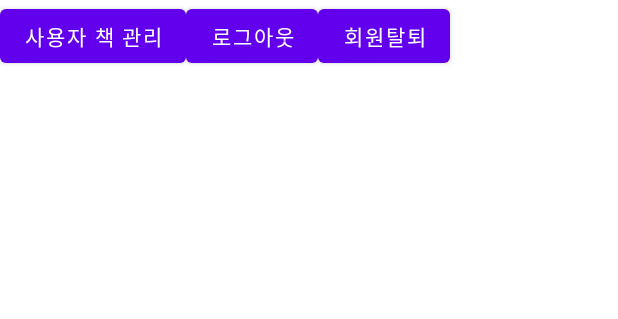
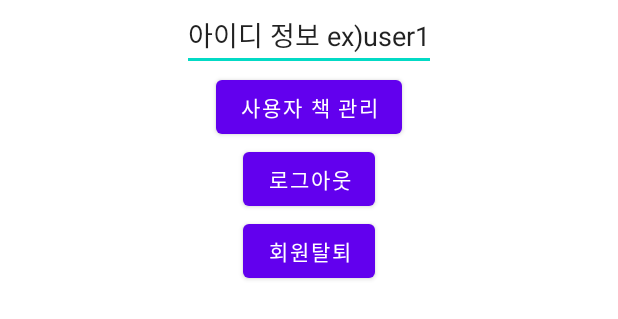
Before and after one commit to junseak1105/Cloud_Teamwork, an Android app: the layout activity_setting.xml on its own in the app's theme, with its tools: preview values and no code run, on a phone screen of 412 x 824 dp. Shown: the top 319 px of the screen. Run offline under Robolectric (Android 15) with nearby library versions, the phone set to English and light mode, and no system bars.

```diff
--- a/app/src/main/res/layout/activity_setting.xml
+++ b/app/src/main/res/layout/activity_setting.xml
@@ -1,47 +1,33 @@
 <?xml version="1.0" encoding="utf-8"?>
 <LinearLayout xmlns:android="http://schemas.android.com/apk/res/android"
     android:id="@+id/settings_fragment"
-    android:name="com.classprj.myapplication.SettingPreferenceFragment"
-    android:layout_width="match_parent"
-    android:layout_height="match_parent"
-    android:orientation="horizontal">
+    android:layout_width="fill_parent"
+    android:layout_height="fill_parent"
+    android:gravity="center_horizontal"
+    android:orientation="vertical">
 
-    <LinearLayout
-        android:title="계정 정보"
-        android:layout_height="match_parent"
-        android:layout_width="match_parent">
-        <LinearLayout
+    <!--회원 아이디 불러올 곳-->
+    <EditText
         android:id="@+id/setting_Id"
-            android:key="id_screen"
-            android:title="아이디 들어갈 곳"
-            android:text="아이디 정보"
+        android:text="아이디 정보 ex)user1"
         android:layout_height="wrap_content"
+        android:layout_width="wrap_content" />
+    <Button
+        android:id="@+id/btnBook_list_setting"
         android:layout_width="wrap_content"
-            android:orientation="vertical" />
-
+        android:layout_height="wrap_content"
+        android:text="사용자 책 관리"
+        />
     <Button
-            android:text="사용자 책 관리"
-            android:id="@+id/btnBook_list"
-            android:key="book_list"
+        android:id="@+id/btnuser_logout"
+        android:layout_width="wrap_content"
         android:layout_height="wrap_content"
+        android:text="로그아웃"
+        />
+    <Button
+        android:id="@+id/btnuser_Withdrawal"
         android:layout_width="wrap_content"
-            android:orientation="horizontal"/>
-
-        <Button
-            android:text="로그아웃"
-            android:id="@+id/btn_logout"
-            android:key="id_screen"
         android:layout_height="wrap_content"
-            android:layout_width="wrap_content"
-            android:orientation="horizontal"/>
-
-        <Button
         android:text="회원탈퇴"
-            android:id="@+id/btnuser_Withdrawal"
-            android:key="book_list"
-            android:layout_height="wrap_content"
-            android:layout_width="wrap_content"
-            android:orientation="horizontal"/>
+        />
 </LinearLayout>
-
-</LinearLayout>
```
Also changed, not shown: app/src/main/java/com/classprj/myapplication/Book_setting.java (added, +43 -0 lines), app/src/main/java/com/classprj/myapplication/SettingActivity.java (+36 -2 lines), app/src/main/java/com/classprj/myapplication/SettingPreferenceFragment.java (deleted, +0 -47 lines), app/src/main/res/layout/book_setting.xml (added, +14 -0 lines), app/src/main/res/layout/book_setting_delete.xml (added, +16 -0 lines), app/src/main/res/xml/settings_preference.xml (deleted, +0 -41 lines). Lines whose indentation alone changed are shown as unchanged.
